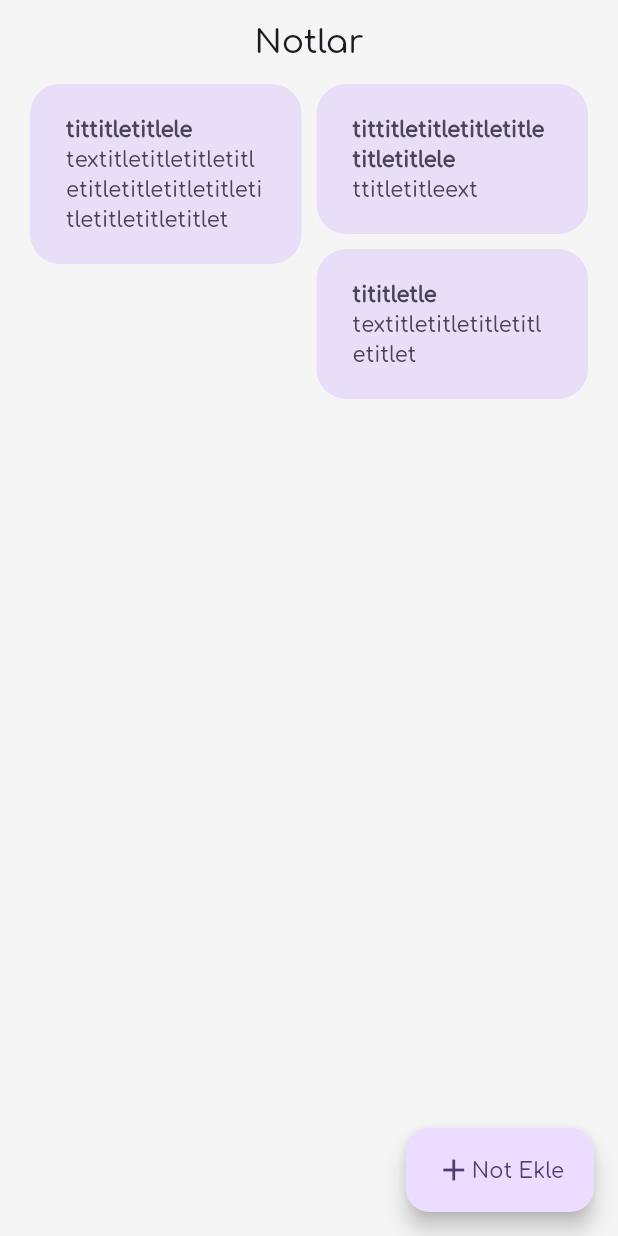
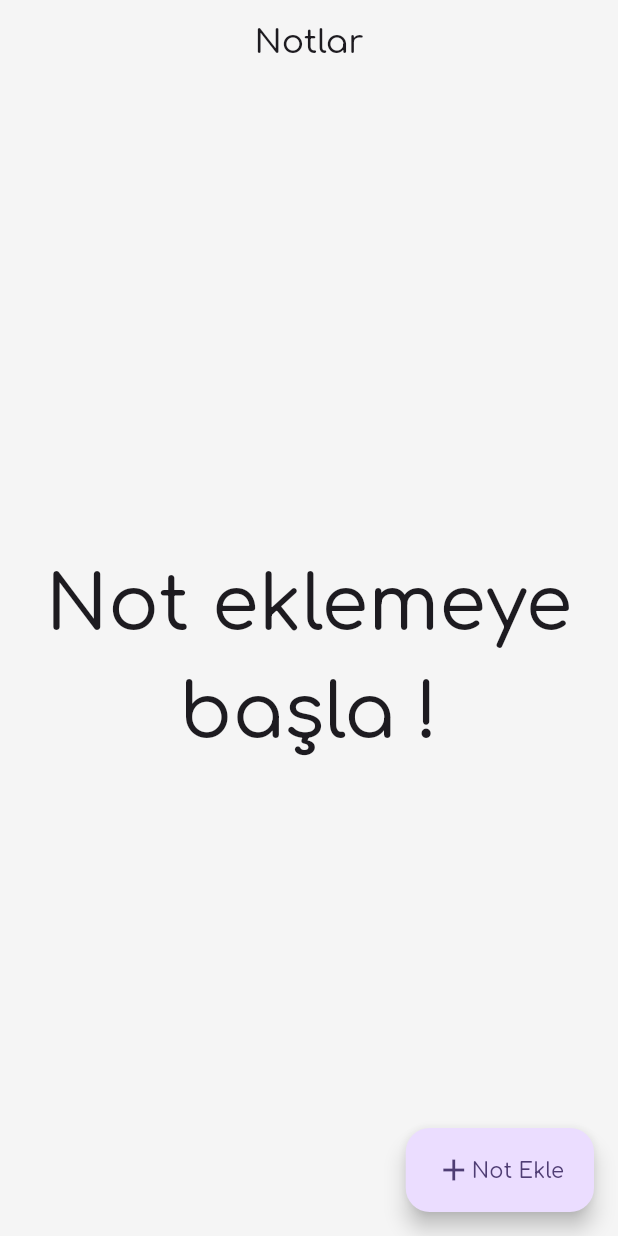
Before and after one commit to meminglr/Note-app, a Flutter app: the screen it shows after launch, on a phone screen of 412 x 824 dp. Run offline on Flutter 3.47's test engine with Material 3 defaults, Android fonts, the phone set to English and light mode, and no system bars.

Commit message:
Refactor button styles to use const constructors and clean up unused note entries

```diff
--- a/lib/class_todo.dart
+++ b/lib/class_todo.dart
@@ -12,22 +12,6 @@ class Notes {
     required this.titleController,
     required this.textController,
   });
+
+  static List<Notes> listNotes = [];
 }
-
-List<Notes> listNotes = [
-  Notes(
-      title: "tittitletitlele",
-      text: "textitletitletitletitletitletitletitletitletitletitletitletitlet",
-      titleController: TextEditingController(),
-      textController: TextEditingController()),
-  Notes(
-      title: "tittitletitletitletitletitletitlele",
-      text: "ttitletitleext",
-      titleController: TextEditingController(),
-      textController: TextEditingController()),
-  Notes(
-      title: "tititletle",
-      text: "textitletitletitletitletitlet",
-      titleController: TextEditingController(),
-      textController: TextEditingController()),
-];
--- a/lib/screens/homepage.dart
+++ b/lib/screens/homepage.dart
@@ -5,8 +5,6 @@ import 'package:note_app/class_todo.dart';
 import 'package:note_app/screens/note_page.dart';
 
 class HomePage extends StatefulWidget {
-  //static List listNotes = [Notes(title: "ti", text: "5")];
-
   const HomePage({super.key});
 
   @override
@@ -18,16 +16,16 @@ class _HomePageState extends State<HomePage> {
   Widget build(BuildContext context) {
     return Scaffold(
       appBar: AppBar(
-        title: Text("Notlar"),
+        title: const Text("Notlar"),
         centerTitle: true,
       ),
       floatingActionButton: FloatingActionButton.extended(
           onPressed: () async {
-            await Navigator.push(
-                context, CupertinoPageRoute(builder: (builder) => NotePage()));
+            await Navigator.push(context,
+                CupertinoPageRoute(builder: (builder) => const NotePage()));
             setState(() {});
           },
-          label: Row(
+          label: const Row(
             children: [
               Icon(Icons.add),
               Text("Not Ekle"),
@@ -35,34 +33,48 @@ class _HomePageState extends State<HomePage> {
           )),
       body: Padding(
         padding: const EdgeInsets.symmetric(horizontal: 20),
-        child: MasonryGridView.count(
-          itemCount: listNotes.length,
+        child: Notes.listNotes.isEmpty
+            ? const Center(
+                child: Text(
+                  "Not eklemeye başla !",
+                  textAlign: TextAlign.center,
+                  style: TextStyle(
+                    fontSize: 50,
+                  ),
+                ),
+              )
+            : MasonryGridView.count(
+                itemCount: Notes.listNotes.length,
                 crossAxisSpacing: 10,
                 mainAxisSpacing: 10,
                 itemBuilder: (BuildContext context, int index) {
-            int textLenght = listNotes[index].text.length;
+                  int textLenght = Notes.listNotes[index].text.length;
                   return FilledButton.tonal(
                     onPressed: () async {
                       await Navigator.push(
                           context,
                           CupertinoPageRoute(
                               builder: (builder) =>
-                            NotePage(notes: listNotes[index])));
+                                  NotePage(notes: Notes.listNotes[index])));
                       setState(() {});
                     },
                     child: Padding(
                       padding: const EdgeInsets.symmetric(vertical: 20),
                       child: Column(
-                  crossAxisAlignment: CrossAxisAlignment.start,
                         children: [
                           Text(
-                      listNotes[index].title,
+                            Notes.listNotes[index].title == ""
+                                ? "Başlıksız Not"
+                                : Notes.listNotes[index].title,
                             maxLines: 2,
-                      style: TextStyle(fontWeight: FontWeight.bold),
+                            style: const TextStyle(fontWeight: FontWeight.bold),
                           ),
                           Text(
-                      listNotes[index].text,
-                      maxLines: textLenght < 150 ? textLenght % 50 : 15,
+                            Notes.listNotes[index].text,
+                            maxLines: textLenght < 150 &&
+                                    Notes.listNotes[index].text != ""
+                                ? textLenght % 50
+                                : 15,
                           ),
                         ],
                       ),
```
Also changed, not shown: lib/buttons.dart (+4 -5 lines), lib/screens/note_page.dart (+26 -6 lines). Lines whose indentation alone changed are shown as unchanged.
